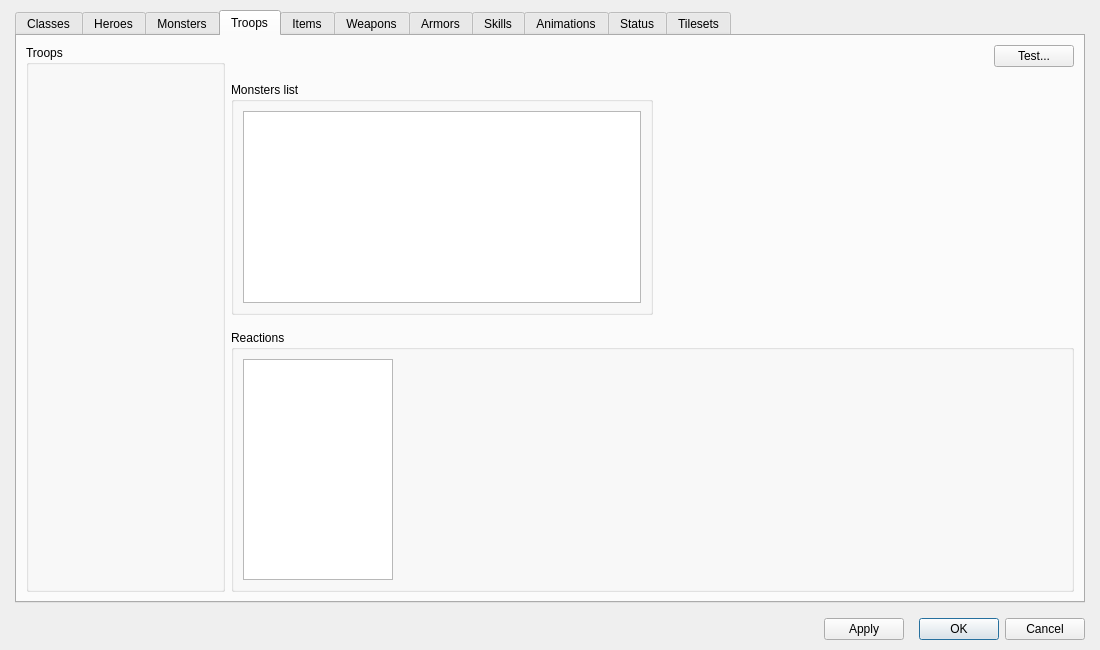
Old version of the form Editor/Dialogs/dialogdatas.ui in the repository RPG-Paper-Maker/RPG-Paper-Maker.
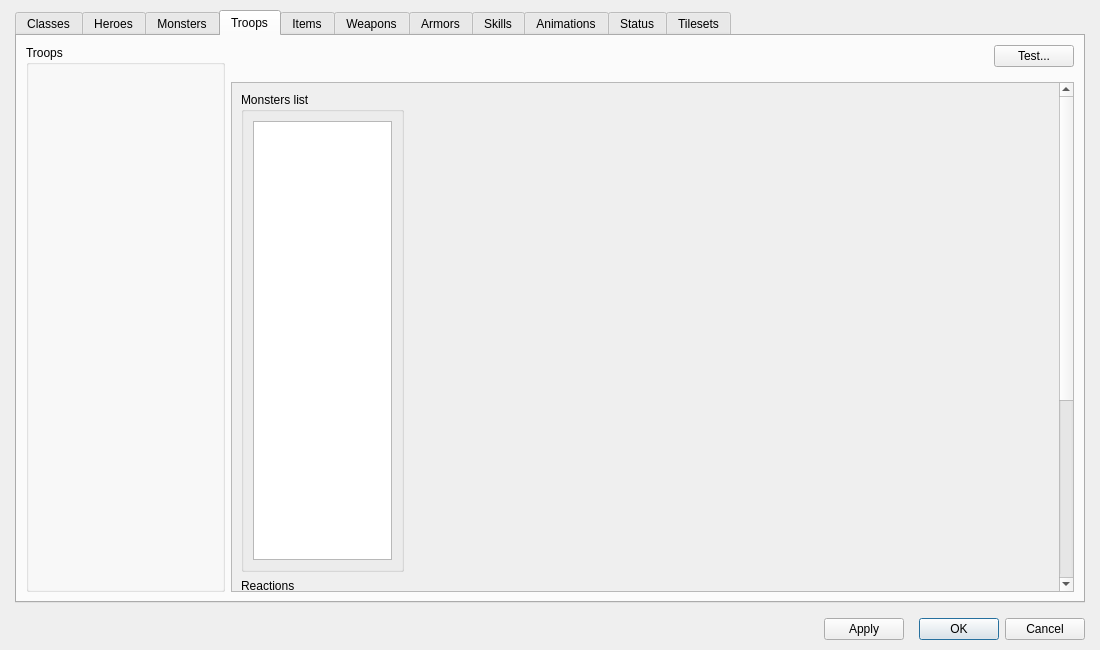
New version of the form. The open tabs and pages were chosen to show the change. Custom widgets are drawn as their Qt base class.

Commit message: [WIP] Troops battle preview monsters position on screen: preview map

What changed in the file:
```diff
--- a/Editor/Dialogs/dialogdatas.ui
+++ b/Editor/Dialogs/dialogdatas.ui
@@ -302,7 +302,7 @@
             </widget>
            </item>
            <item>
-            <layout class="QVBoxLayout" name="verticalLayout_4" stretch="0,0,1">
+            <layout class="QVBoxLayout" name="verticalLayout_4" stretch="0,1">
              <property name="spacing">
               <number>15</number>
              </property>
@@ -334,7 +334,24 @@
               </layout>
              </item>
              <item>
-              <layout class="QHBoxLayout" name="horizontalLayout_2" stretch="1,1">
+              <widget class="QScrollArea" name="scrollArea_5">
+               <property name="widgetResizable">
+                <bool>true</bool>
+               </property>
+               <widget class="QWidget" name="scrollAreaWidgetContents_5">
+                <property name="geometry">
+                 <rect>
+                  <x>0</x>
+                  <y>0</y>
+                  <width>821</width>
+                  <height>808</height>
+                 </rect>
+                </property>
+                <layout class="QGridLayout" name="gridLayout_36">
+                 <item row="0" column="0">
+                  <layout class="QVBoxLayout" name="verticalLayout_14" stretch="0,1">
+                   <item>
+                    <layout class="QHBoxLayout" name="horizontalLayout_2" stretch="0,1,0">
                <item>
                 <widget class="QGroupBox" name="groupBoxMonstersList">
                  <property name="enabled">
@@ -367,12 +384,22 @@
                  </property>
                  <property name="sizeHint" stdset="0">
                   <size>
-                   <width>288</width>
-                   <height>228</height>
+                         <width>0</width>
+                         <height>0</height>
                   </size>
                  </property>
                 </spacer>
                </item>
+                     <item>
+                      <widget class="WidgetPreviewTroop" name="widgetPreviewTroops" native="true">
+                       <property name="minimumSize">
+                        <size>
+                         <width>640</width>
+                         <height>480</height>
+                        </size>
+                       </property>
+                      </widget>
+                     </item>
               </layout>
              </item>
              <item>
@@ -380,6 +407,18 @@
                <property name="enabled">
                 <bool>true</bool>
                </property>
+                     <property name="minimumSize">
+                      <size>
+                       <width>0</width>
+                       <height>300</height>
+                      </size>
+                     </property>
+                     <property name="maximumSize">
+                      <size>
+                       <width>16777215</width>
+                       <height>16777215</height>
+                      </size>
+                     </property>
                <property name="title">
                 <string>Reactions</string>
                </property>
@@ -444,6 +483,12 @@
             </layout>
            </item>
           </layout>
+               </widget>
+              </widget>
+             </item>
+            </layout>
+           </item>
+          </layout>
          </item>
         </layout>
        </widget>
@@ -1516,11 +1561,6 @@
   </layout>
  </widget>
  <customwidgets>
-  <customwidget>
-   <class>WidgetSuperTree</class>
-   <extends>QTreeView</extends>
-   <header>widgetsupertree.h</header>
-  </customwidget>
   <customwidget>
    <class>WidgetPicture</class>
    <extends>QWidget</extends>
@@ -1533,6 +1573,11 @@
    <header>panelsuperlist.h</header>
    <container>1</container>
   </customwidget>
+  <customwidget>
+   <class>WidgetSuperTree</class>
+   <extends>QTreeView</extends>
+   <header>widgetsupertree.h</header>
+  </customwidget>
   <customwidget>
    <class>PanelDatasClass</class>
    <extends>QWidget</extends>
@@ -1587,6 +1632,12 @@
    <header>paneltroopreaction.h</header>
    <container>1</container>
   </customwidget>
+  <customwidget>
+   <class>WidgetPreviewTroop</class>
+   <extends>QWidget</extends>
+   <header>widgetpreviewtroop.h</header>
+   <container>1</container>
+  </customwidget>
  </customwidgets>
  <resources/>
  <connections>
```
Left out of the diff: 2 changed lines with no effect on the pictures. Lines whose indentation alone changed are shown as unchanged. The commit also changes 11 other files.
